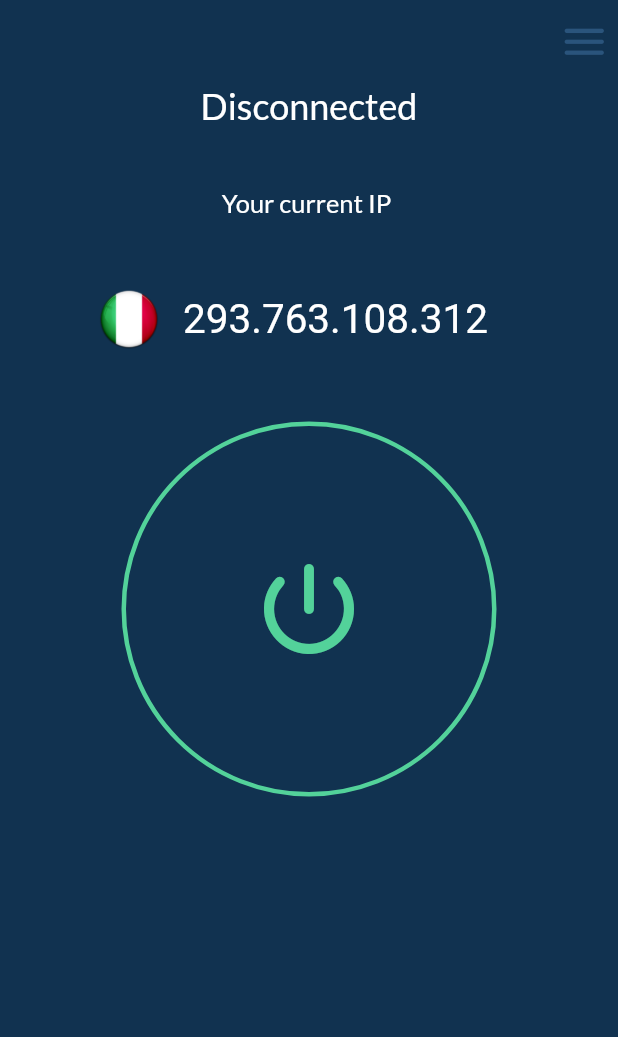
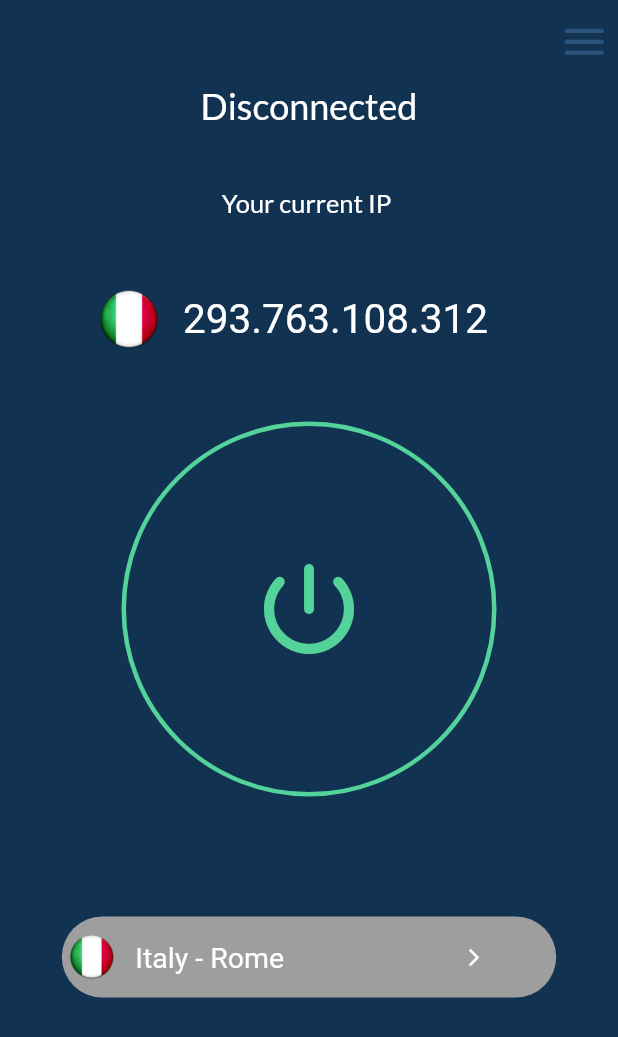
Before and after one commit to joeyyy688/vpn_ui, a Flutter app: the screen it shows after launch, on a phone screen of 412 x 824 dp. Shown: the top 1037 px of the screen. Run offline on Flutter 3.47's test engine with Material 2 defaults, Android fonts, the phone set to English and light mode, and no system bars; our stand-ins replace adaptive_theme, google_fonts.

Commit message:
added country selection button

```diff
--- a/lib/pages/landingPage.dart
+++ b/lib/pages/landingPage.dart
@@ -256,6 +256,46 @@ class _LandingPageState extends State<LandingPage>
                     ),
                   ),
                 ),
+                const SizedBox(
+                  height: 80,
+                ),
+                Container(
+                  width: MediaQuery.of(context).size.width * 0.80,
+                  padding: const EdgeInsets.symmetric(vertical: 7),
+                  alignment: Alignment.center,
+                  decoration: const BoxDecoration(
+                    borderRadius: BorderRadius.all(Radius.circular(35)),
+                    color: Colors.grey,
+                  ),
+                  child: Row(
+                    //mainAxisAlignment: MainAxisAlignment.spaceEvenly,
+                    children: [
+                      const CircleAvatar(
+                        backgroundColor: Colors.transparent,
+                        child: Image(
+                          image: AssetImage(
+                              'assets/images/toppng.com-flag-graphics-of-italy-peru-flag-icon-1071x1070.png'),
+                          height: 30,
+                        ),
+                      ),
+                      Container(
+                        padding: const EdgeInsets.only(left: 9),
+                        child: const Text(
+                          'Italy - Rome',
+                          style: TextStyle(
+                            color: Colors.white,
+                            fontSize: 19,
+                          ),
+                        ),
+                      ),
+                      SizedBox(
+                        width: MediaQuery.of(context).size.width * 0.29,
+                      ),
+                      const Icon(Icons.arrow_forward_ios_rounded,
+                          size: 14, color: Colors.white)
+                    ],
+                  ),
+                ),
               ],
             )
           ],
```
